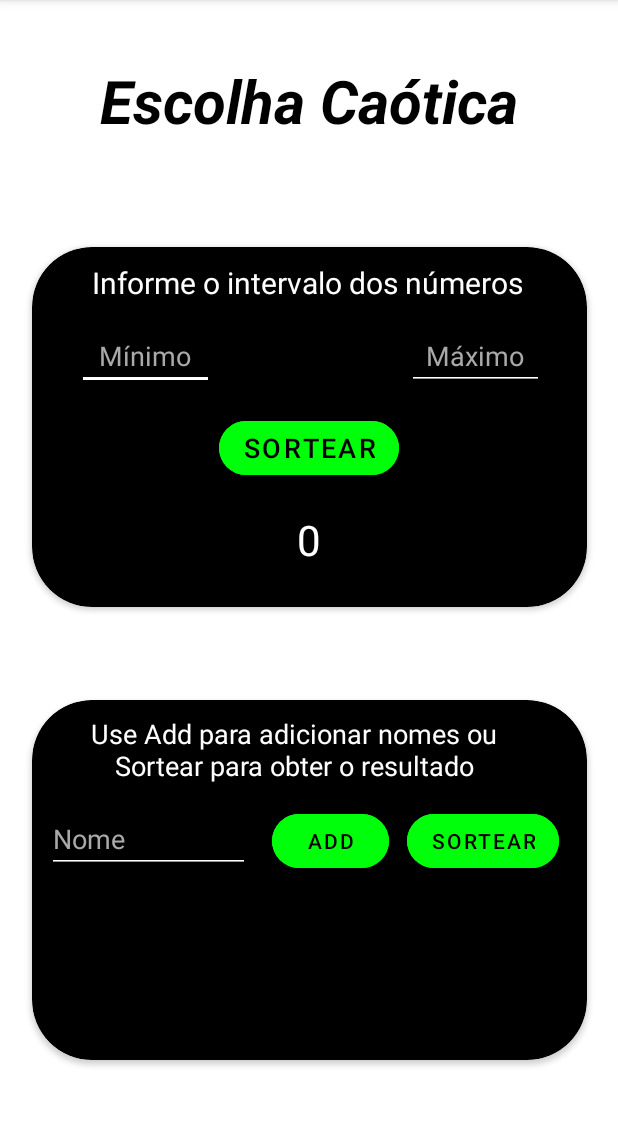
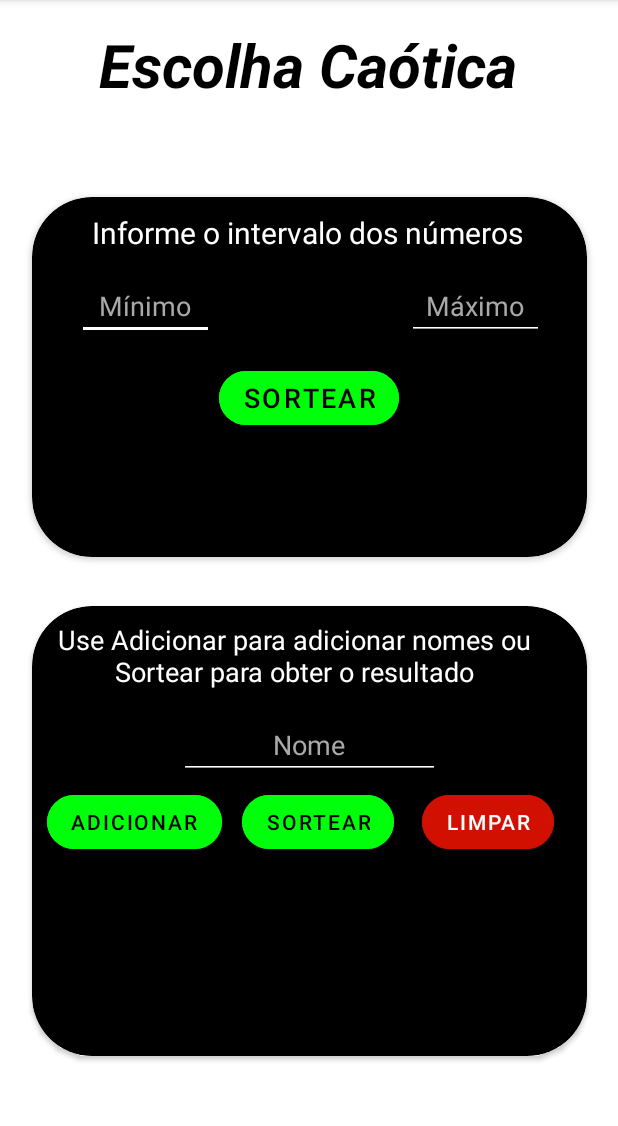
Before and after one commit to HugoJordan7/escolha-caotica, an Android app: the screen it shows after launch (MainActivity), after a tap on "SORTEAR", on a phone screen of 412 x 824 dp, the part 84-1210 px from its top. Run offline under Robolectric (Android 15) with nearby library versions, the phone set to English and light mode, and no system bars.

Commit message:
changes to the name card

```diff
--- a/app/src/main/java/com/example/escolhacaotica/MainActivity.kt
+++ b/app/src/main/java/com/example/escolhacaotica/MainActivity.kt
@@ -12,26 +12,58 @@ class MainActivity : AppCompatActivity() {
     override fun onCreate(savedInstanceState: Bundle?) {
         super.onCreate(savedInstanceState)
         setContentView(R.layout.activity_main)
+
         var editMinimum: EditText = findViewById(R.id.input_cardNumbers_minimum)
         var editMaximum: EditText = findViewById(R.id.input_cardNumbers_maximum)
         var buttonNumbers: Button = findViewById(R.id.button_cardNumbers)
         var txtResultNumbers: TextView = findViewById(R.id.txt_cardNumbers_result)
+        buttonNumbers.setOnClickListener {
+            if(editMinimum.text.toString().isEmpty() || editMaximum.text.toString().isEmpty()){
+                Toast.makeText(this,R.string.toast_cardNumbers_isEmpty,Toast.LENGTH_SHORT).show()
+            }else {
+                var random = Random()
+                var min = editMinimum.text.toString().toInt()
+                var max = editMaximum.text.toString().toInt()
+                if (min > max) {
+                    Toast.makeText(this, R.string.toast_cardNumbers_invalidMinimum, Toast.LENGTH_SHORT).show()
+                } else {
+                    var numberResult = random.nextInt(max - min + 1) + min
+                    txtResultNumbers.text = numberResult.toString()
+                }
+            }
+        }
 
-        buttonNumbers.setOnClickListener {
-            var random = Random()
-            var min = editMinimum.text.toString().toInt()
-            var max = editMaximum.text.toString().toInt()
-            if(min>max){
-                Toast.makeText(this,"O valor mínimo deve ser menor que o máximo!",Toast.LENGTH_LONG).show()
+        var editName: EditText = findViewById(R.id.input_cardNames_name)
+        var buttonAdd: Button = findViewById(R.id.button_cardNames_add)
+        var buttonSort: Button = findViewById(R.id.button_cardNames_sort)
+        var buttonClear: Button = findViewById(R.id.button_cardNames_clear)
+        var txtResultNames: TextView = findViewById(R.id.txt_cardNames_result)
+        var listNames = mutableSetOf<String>()
+
+        buttonAdd.setOnClickListener {
+            var name = editName.text.toString()
+            if(name.isEmpty()){
+                Toast.makeText(this,R.string.toast_cardNames_isEmpty,Toast.LENGTH_SHORT).show()
             } else{
-                var numberResult = random.nextInt(max-min+1) + min
-                txtResultNumbers.text = numberResult.toString()
+                listNames.add(name)
             }
+        }
 
+        buttonSort.setOnClickListener {
+            if(listNames.size == 0) {
+                Toast.makeText(this,R.string.toast_cardNames_isEmpty,Toast.LENGTH_SHORT).show()
+            } else{
+                txtResultNames.text = listNames.random()
+            }
+        }
+
+        buttonClear.setOnClickListener {
+            if(listNames.size == 0){
+                Toast.makeText(this,R.string.toast_cardNames_clear,Toast.LENGTH_SHORT).show()
+            } else{
+                listNames.clear()
+                txtResultNames.text = null
+            }
         }
     }
-
-    fun clickButtonNumbers(button: Button){
-
-    }
 }
--- a/app/src/main/res/layout/activity_main.xml
+++ b/app/src/main/res/layout/activity_main.xml
@@ -10,12 +10,13 @@
         android:id="@+id/txt_tittle"
         android:layout_width="wrap_content"
         android:layout_height="wrap_content"
-        android:layout_marginTop="40dp"
+        android:layout_marginTop="16dp"
         android:text="@string/tittle"
+        android:textColor="@color/black"
         android:textSize="40sp"
         android:textStyle="bold|italic"
-        android:textColor="@color/black"
         app:layout_constraintEnd_toEndOf="parent"
+        app:layout_constraintHorizontal_bias="0.496"
         app:layout_constraintStart_toStartOf="parent"
         app:layout_constraintTop_toTopOf="parent" />
 
@@ -31,7 +32,7 @@
         app:layout_constraintHorizontal_bias="0.512"
         app:layout_constraintStart_toStartOf="parent"
         app:layout_constraintTop_toTopOf="parent"
-        app:layout_constraintVertical_bias="0.447">
+        app:layout_constraintVertical_bias="0.356">
 
         <Button
             android:id="@+id/button_cardNumbers"
@@ -98,13 +99,15 @@
     <androidx.cardview.widget.CardView
         android:id="@+id/card_names"
         android:layout_width="370dp"
-        android:layout_height="240dp"
+        android:layout_height="300dp"
         app:cardBackgroundColor="@color/black"
         app:cardCornerRadius="40dp"
         app:layout_constraintBottom_toBottomOf="parent"
         app:layout_constraintEnd_toEndOf="parent"
+        app:layout_constraintHorizontal_bias="0.512"
         app:layout_constraintStart_toStartOf="parent"
-        app:layout_constraintTop_toBottomOf="@+id/txt_cardNumber_tittle" >
+        app:layout_constraintTop_toBottomOf="@+id/txt_cardNumber_tittle"
+        app:layout_constraintVertical_bias="0.339">
 
         <TextView
             android:id="@+id/txt_cardNames_tittle"
@@ -112,20 +115,20 @@
             android:layout_height="wrap_content"
             android:layout_marginLeft="10dp"
             android:layout_marginTop="10dp"
+            android:gravity="center"
             android:text="@string/txt_cardNames_tittle"
-            android:gravity="center"
             android:textColor="@color/white"
             android:textSize="18sp" />
 
         <EditText
             android:id="@+id/input_cardNames_name"
-            android:layout_width="135dp"
+            android:layout_width="174dp"
             android:layout_height="wrap_content"
-            android:layout_marginLeft="10dp"
+            android:layout_gravity="center_horizontal"
             android:layout_marginTop="70dp"
             android:backgroundTint="@color/white"
             android:ems="10"
-            android:gravity=""
+            android:gravity="center"
             android:hint="@string/input_cardNames_name"
             android:inputType="textPersonName"
             android:textColor="@color/white"
@@ -133,32 +136,42 @@
 
         <Button
             android:id="@+id/button_cardNames_add"
-            android:layout_width="78dp"
+            android:layout_width="wrap_content"
             android:layout_height="wrap_content"
-            android:layout_marginLeft="160dp"
+            android:layout_marginLeft="10dp"
+            android:layout_marginTop="120dp"
             android:backgroundTint="@color/green"
+            android:text="@string/button_cardNames_add"
             android:textColor="@color/black"
-            android:layout_marginTop="70dp"
-            android:text="@string/button_cardNames_add"
-            app:cornerRadius="80dp"/>
+            app:cornerRadius="80dp" />
 
         <Button
             android:id="@+id/button_cardNames_sort"
             android:layout_width="wrap_content"
             android:layout_height="wrap_content"
-            android:layout_marginLeft="250dp"
+            android:layout_marginLeft="140dp"
+            android:layout_marginTop="120dp"
             android:backgroundTint="@color/green"
+            android:text="@string/button_cardNames_sort"
             android:textColor="@color/black"
-            android:layout_marginTop="70dp"
-            android:text="@string/button_cardNames_sort"
-            app:cornerRadius="80dp"/>
+            app:cornerRadius="80dp" />
+
+        <Button
+            android:id="@+id/button_cardNames_clear"
+            android:layout_width="wrap_content"
+            android:layout_height="wrap_content"
+            android:layout_marginTop="120dp"
+            android:layout_marginLeft="260dp"
+            android:backgroundTint="@color/red"
+            android:text="@string/button_cardNames_clear"
+            app:cornerRadius="80dp" />
 
         <TextView
             android:id="@+id/txt_cardNames_result"
             android:layout_width="wrap_content"
             android:layout_height="wrap_content"
             android:layout_gravity="center"
-            android:layout_marginTop="40dp"
+            android:layout_marginTop="80dp"
             android:textColor="@color/white"
             android:textSize="28sp" />
 
--- a/app/src/main/res/values/colors.xml
+++ b/app/src/main/res/values/colors.xml
@@ -1,11 +1,13 @@
 <?xml version="1.0" encoding="utf-8"?>
 <resources>
+    <color name="red">#D11002</color>
     <color name="purple_200">#FFBB86FC</color>
     <color name="purple_500">#FF6200EE</color>
     <color name="purple_700">#FF3700B3</color>
     <color name="teal_200">#FF03DAC5</color>
     <color name="teal_700">#FF018786</color>
     <color name="green">#00FF0A</color>
+    <color name="greenDisabled">#1D6320</color>
     <color name="black">#FF000000</color>
     <color name="white">#FFFFFFFF</color>
     <color name="gray">#A9A9A9</color>
--- a/app/src/main/res/values/strings.xml
+++ b/app/src/main/res/values/strings.xml
@@ -6,8 +6,13 @@
     <string name="input_cardNumbers_maximum">Máximo</string>
     <string name="button_cardNumbers">Sortear</string>
     <string name="txt_cardNumbers_result">Result</string>
-    <string name="txt_cardNames_tittle">Use Add para adicionar nomes ou Sortear para obter o resultado</string>
+    <string name="txt_cardNames_tittle">Use Adicionar para adicionar nomes ou Sortear para obter o resultado</string>
     <string name="input_cardNames_name">Nome</string>
-    <string name="button_cardNames_add">Add</string>
+    <string name="button_cardNames_add">Adicionar</string>
     <string name="button_cardNames_sort">Sortear</string>
+    <string name="button_cardNames_clear">Limpar</string>
+    <string name="toast_cardNames_clear">Não há registros de nomes para limpar</string>
+    <string name="toast_cardNames_isEmpty">Informe um nome</string>
+    <string name="toast_cardNumbers_isEmpty">Informe os valores do intervalo</string>
+    <string name="toast_cardNumbers_invalidMinimum">O número mínimo do intervalo não pode ser maior do que o máximo</string>
 </resources>
```
